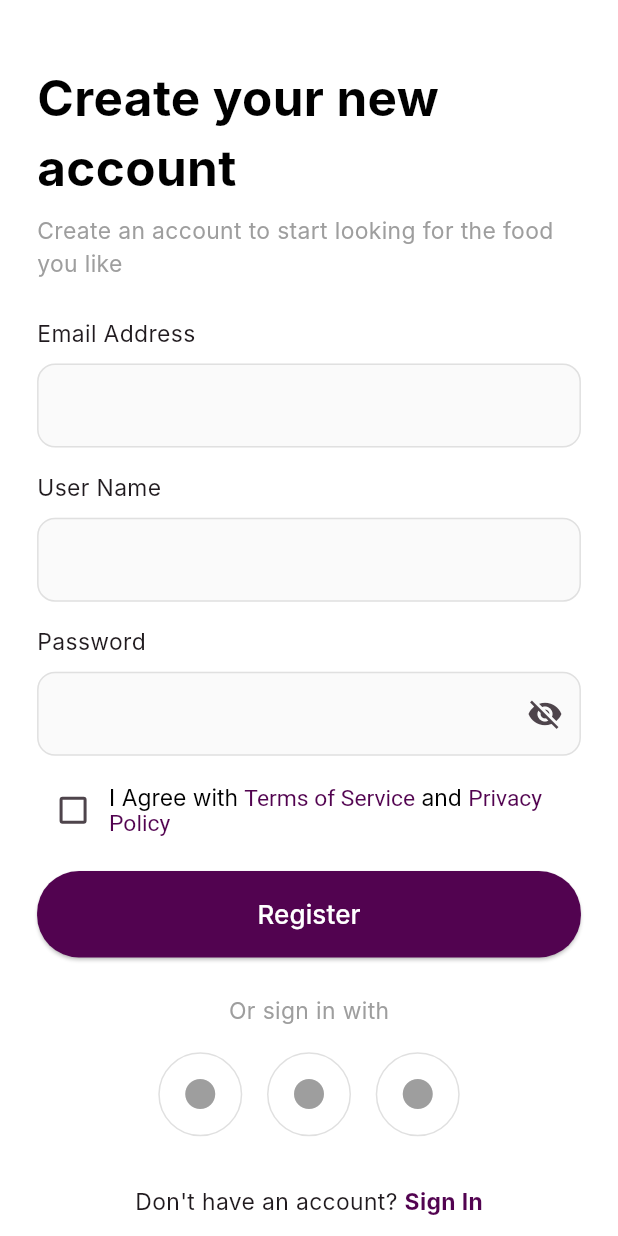
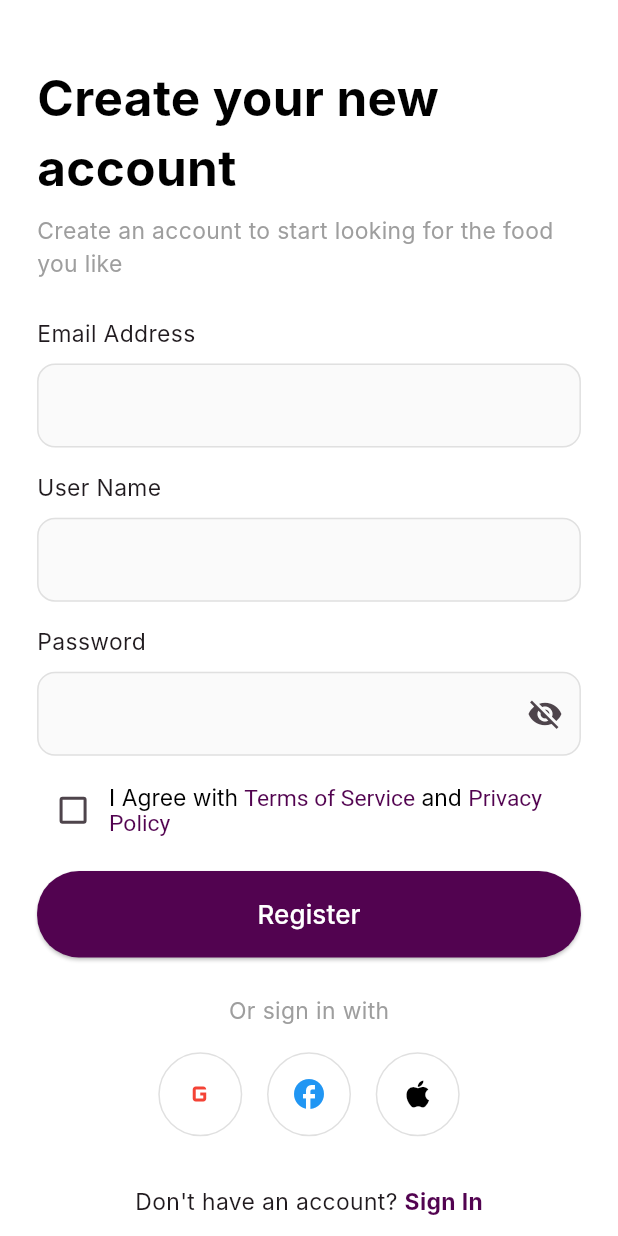
Before and after one commit to ow788606-cpu/Event_Managemet, a Flutter app: the screen it shows after launch, after a tap on "Register", on a phone screen of 412 x 824 dp. Run offline on Flutter 3.47's test engine with Material 3 defaults, Android fonts, the phone set to English and light mode, and no system bars; Roboto replaces fonts that are missing (Inter).

Commit message:
Add Google, Facebook, Apple icons to login and signup pages

```diff
--- a/lib/login_page.dart
+++ b/lib/login_page.dart
@@ -117,11 +117,11 @@ class _LoginPageState extends State<LoginPage> {
                 Row(
                   mainAxisAlignment: MainAxisAlignment.center,
                   children: [
-                    _socialButton(),
+                    _socialButton(Icons.g_mobiledata, Colors.red),
                     SizedBox(width: width * 0.04),
-                    _socialButton(),
+                    _socialButton(Icons.facebook, Colors.blue),
                     SizedBox(width: width * 0.04),
-                    _socialButton(),
+                    _socialButton(Icons.apple, Colors.black),
                   ],
                 ),
                 SizedBox(height: height * 0.04),
@@ -149,7 +149,7 @@ class _LoginPageState extends State<LoginPage> {
     );
   }
 
-  Widget _socialButton() {
+  Widget _socialButton(IconData icon, Color color) {
     return Container(
       width: 56,
       height: 56,
@@ -157,7 +157,7 @@ class _LoginPageState extends State<LoginPage> {
         shape: BoxShape.circle,
         border: Border.all(color: Colors.grey[300]!),
       ),
-      child: const Icon(Icons.circle, color: Colors.grey),
+      child: Icon(icon, color: color),
     );
   }
 }
--- a/lib/signup_page.dart
+++ b/lib/signup_page.dart
@@ -150,11 +150,11 @@ class _SignupPageState extends State<SignupPage> {
                 Row(
                   mainAxisAlignment: MainAxisAlignment.center,
                   children: [
-                    _socialButton(),
+                    _socialButton(Icons.g_mobiledata, Colors.red),
                     SizedBox(width: width * 0.04),
-                    _socialButton(),
+                    _socialButton(Icons.facebook, Colors.blue),
                     SizedBox(width: width * 0.04),
-                    _socialButton(),
+                    _socialButton(Icons.apple, Colors.black),
                   ],
                 ),
                 SizedBox(height: height * 0.04),
@@ -182,7 +182,7 @@ class _SignupPageState extends State<SignupPage> {
     );
   }
 
-  Widget _socialButton() {
+  Widget _socialButton(IconData icon, Color color) {
     return Container(
       width: 56,
       height: 56,
@@ -190,7 +190,7 @@ class _SignupPageState extends State<SignupPage> {
         shape: BoxShape.circle,
         border: Border.all(color: Colors.grey[300]!),
       ),
-      child: const Icon(Icons.circle, color: Colors.grey),
+      child: Icon(icon, color: color),
     );
   }
 }
```
